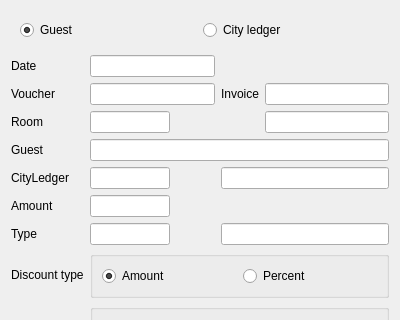
First picture: the form in Resort/dlgdiscount.ui, repository End1-1/Resort, before the edit; both pictures show x 0 to 400 and y 0 to 320 of the 400 by 464 pixel window.
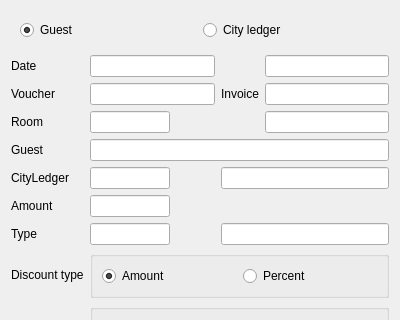
Second picture: the form after the edit. Custom widgets are drawn as their Qt base class.

What changed in the file:
```diff
--- a/Resort/dlgdiscount.ui
+++ b/Resort/dlgdiscount.ui
@@ -383,6 +383,9 @@
        </property>
       </widget>
      </item>
+     <item row="1" column="3">
+      <widget class="QLineEdit" name="leReservation"/>
+     </item>
     </layout>
    </item>
   </layout>
```
